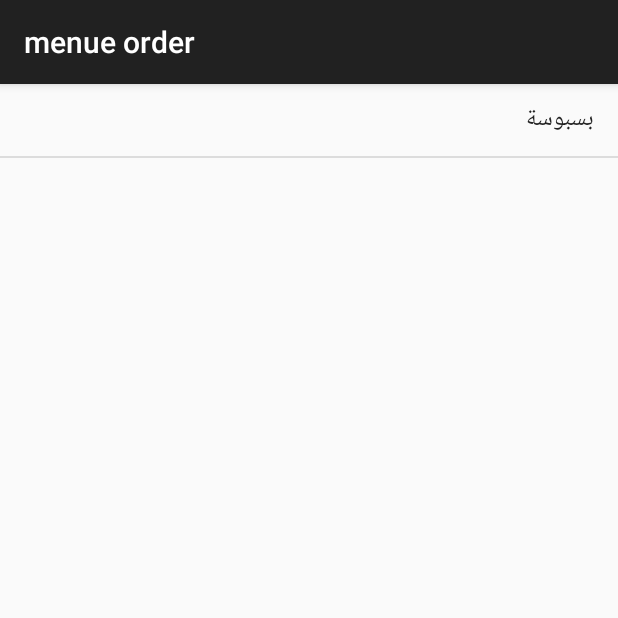
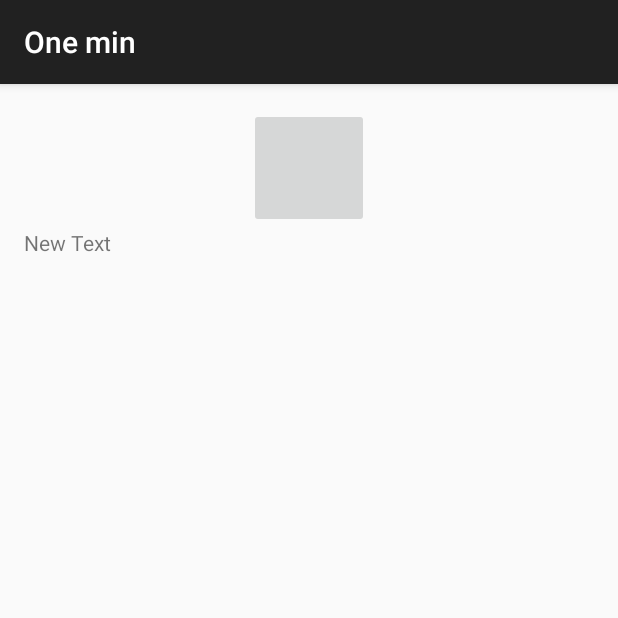
Before and after one commit to muhammaALhasanat/Onemin, an Android app: the menue screen opened directly, with no data from a screen before it, after a tap on an icon or button, on a phone screen of 412 x 824 dp, the top half of it. Run offline under Robolectric (Android 15) with nearby library versions, the phone set to English and light mode, and no system bars.

Commit message:
CHANGE INT INTEENT

```diff
--- a/app/build.gradle
+++ b/app/build.gradle
@@ -25,4 +25,5 @@ dependencies {
     compile 'com.android.support:appcompat-v7:23.1.1'
     compile 'com.google.android.gms:play-services-appindexing:8.1.0'
     compile 'com.readystatesoftware.sqliteasset:sqliteassethelper:+'
+    compile 'com.android.support:design:23.1.1'
 }
--- /dev/null
+++ b/app/src/main/java/com/example/basel/onemin/Details.java
@@ -0,0 +1,34 @@
+package com.example.basel.onemin;
+
+import android.app.Activity;
+import android.content.Intent;
+import android.database.Cursor;
+import android.support.v7.app.AppCompatActivity;
+import android.os.Bundle;
+import android.widget.EditText;
+import android.widget.ImageButton;
+import android.widget.TextView;
+import android.widget.Toast;
+
+import java.util.List;
+
+public class Details extends AppCompatActivity {
+    DBAdapter myDbHelper = new DBAdapter(this);
+    Details chosenObject;
+    int item;
+    @Override
+    protected void onCreate(Bundle savedInstanceState) {
+        super.onCreate(savedInstanceState);
+        setContentView(R.layout.activity_details);
+        TextView t1=(TextView)findViewById(R.id.t1);
+        ImageButton im=(ImageButton)findViewById(R.id.im);
+        Intent data=getIntent();
+        int des=data.getIntExtra("id",1);
+        String s= String.valueOf(des);
+       Toast.makeText(getApplicationContext(),s,Toast.LENGTH_LONG).show();
+
+
+
+
+    }
+}
--- a/app/src/main/java/com/example/basel/onemin/menue.java
+++ b/app/src/main/java/com/example/basel/onemin/menue.java
@@ -32,7 +32,11 @@ public class menue extends AppCompatActivity {
             @Override
             public void onItemClick(AdapterView<?> parent, View view, int position, long id) {
 
-                lv.getOnItemClickListener();
+
+                Intent i = new Intent(getApplicationContext(),Details.class);
+                i.putExtra("id",position);
+
+                startActivity(i);
 
             }
         });
--- /dev/null
+++ b/app/src/main/res/layout/activity_details.xml
@@ -0,0 +1,31 @@
+<?xml version="1.0" encoding="utf-8"?>
+<RelativeLayout xmlns:android="http://schemas.android.com/apk/res/android"
+    xmlns:tools="http://schemas.android.com/tools"
+    android:layout_width="match_parent"
+    android:layout_height="match_parent"
+    android:paddingBottom="@dimen/activity_vertical_margin"
+    android:paddingLeft="@dimen/activity_horizontal_margin"
+    android:paddingRight="@dimen/activity_horizontal_margin"
+    android:paddingTop="@dimen/activity_vertical_margin"
+    tools:context="com.example.basel.onemin.Details">
+
+    <LinearLayout
+        android:orientation="vertical"
+        android:layout_width="match_parent"
+        android:layout_height="match_parent"
+        android:layout_alignParentTop="true"
+        android:layout_centerHorizontal="true">
+
+        <ImageButton
+            android:layout_width="80dp"
+            android:layout_height="80dp"
+            android:id="@+id/im"
+            android:layout_gravity="center_horizontal" />
+
+        <TextView
+            android:layout_width="match_parent"
+            android:layout_height="wrap_content"
+            android:text="New Text"
+            android:id="@+id/t1" />
+    </LinearLayout>
+</RelativeLayout>
--- a/app/src/main/res/values/dimens.xml
+++ b/app/src/main/res/values/dimens.xml
@@ -2,4 +2,5 @@
     <!-- Default screen margins, per the Android Design guidelines. -->
     <dimen name="activity_horizontal_margin">16dp</dimen>
     <dimen name="activity_vertical_margin">16dp</dimen>
+    <dimen name="fab_margin">16dp</dimen>
 </resources>
--- a/app/src/main/res/values/strings.xml
+++ b/app/src/main/res/values/strings.xml
@@ -3,4 +3,5 @@
 
     <string name="hello_world">Hello world!</string>
     <string name="action_settings">Settings</string>
+    <string name="title_activity_details">Details</string>
 </resources>
```
Also changed, not shown: app/src/main/AndroidManifest.xml (+19 -18 lines), app/src/main/java/com/example/basel/onemin/detail.java (deleted, +0 -36 lines), app/src/main/res/layout/detail.xml (deleted, +0 -19 lines), app/src/main/res/values-v21/styles.xml (added, +9 -0 lines), app/src/main/res/values/styles.xml (+9 -0 lines), 1 other file.
